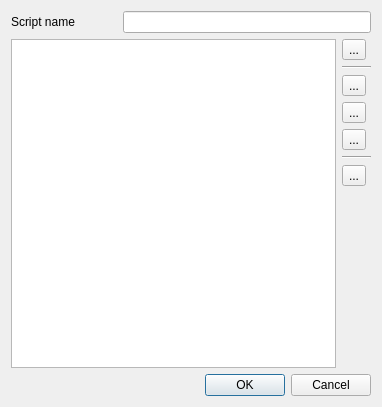
The window that trunk/ui/src/scripteditor.ui (Bondzio/qlc) describes before a commit, drawn with Qt 5.
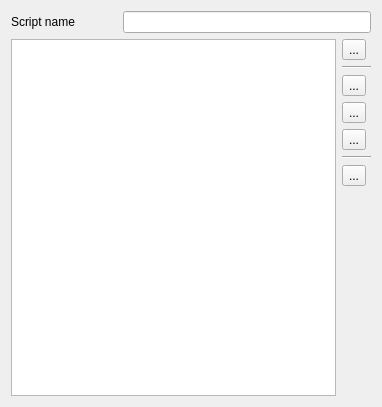
The same window after the commit. Icons and pictures are not drawn.

Commit message: Un-dialogified function editors and made them live on the right side of the FunctionManager splitter.

The edit to the form file:
```diff
--- a/trunk/ui/src/scripteditor.ui
+++ b/trunk/ui/src/scripteditor.ui
@@ -1,7 +1,7 @@
 <?xml version="1.0" encoding="UTF-8"?>
 <ui version="4.0">
  <class>ScriptEditor</class>
- <widget class="QDialog" name="ScriptEditor">
+ <widget class="QWidget" name="ScriptEditor">
   <property name="geometry">
    <rect>
     <x>0</x>
@@ -170,16 +170,6 @@
      </property>
     </spacer>
    </item>
-   <item row="9" column="0" colspan="4">
-    <widget class="QDialogButtonBox" name="buttonBox">
-     <property name="orientation">
-      <enum>Qt::Horizontal</enum>
-     </property>
-     <property name="standardButtons">
-      <set>QDialogButtonBox::Cancel|QDialogButtonBox::Ok</set>
-     </property>
-    </widget>
-   </item>
   </layout>
  </widget>
  <resources>
```
Left out of the diff: 35 changed lines with no effect on the pictures. The commit also changes 25 other files.
